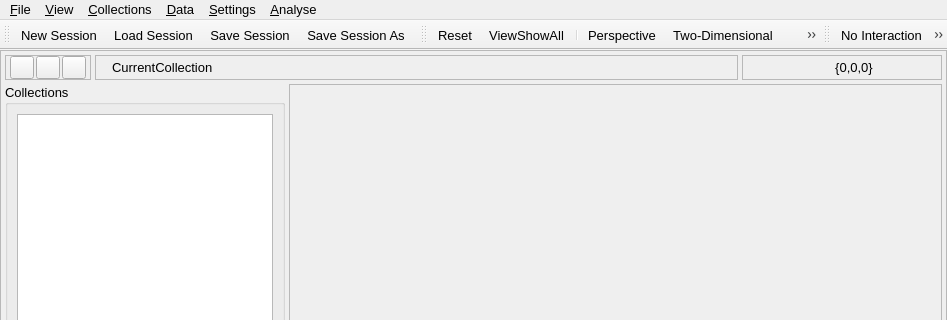
Qt form src/gui/uchroma.ui (trisyoungs/uchroma) before a commit; both pictures show x 0 to 947 and y 0 to 320 of the 947 by 664 pixel window.
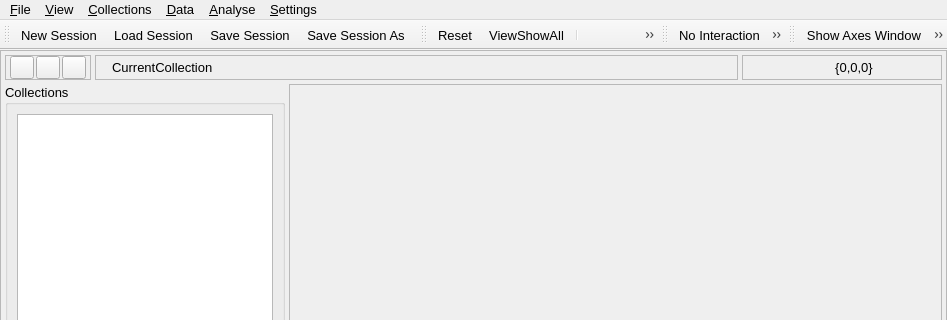
The same form after that commit. Icons and pictures are not drawn. Custom widgets are drawn as their Qt base class.

Commit message: Rewrote ViewPane::calculateRequiredZoom() to be more effective. Fixed - 2D view is now scaled correctly when using log axes. Fixed - Axis titles were not positioned correctly on logarithmic axes. Made LayoutWindow into a dialog, adding OK and Cancel buttons to the bottom. Added missing assignment operators to List and ParentList. Reinstated sub-window buttons to a toolbar (menu access is still available). Added Axes::axisTickSize_ to better control size of tick marks. Updated Axes window. Fixed - Some dialogs were not modal.

```diff
--- a/src/gui/uchroma.ui
+++ b/src/gui/uchroma.ui
@@ -716,7 +716,7 @@
      <x>0</x>
      <y>0</y>
      <width>947</width>
-     <height>29</height>
+     <height>23</height>
     </rect>
    </property>
    <widget class="QMenu" name="menuFile">
@@ -793,8 +793,8 @@
    <addaction name="menuView"/>
    <addaction name="menuCollections"/>
    <addaction name="menuData"/>
-   <addaction name="menuSettings"/>
    <addaction name="menuAnalyse"/>
+   <addaction name="menuSettings"/>
   </widget>
   <widget class="QStatusBar" name="StatusBar"/>
   <widget class="QToolBar" name="FileToolBar">
@@ -845,6 +845,12 @@
    <property name="windowTitle">
     <string>toolBar_3</string>
    </property>
+   <property name="iconSize">
+    <size>
+     <width>20</width>
+     <height>20</height>
+    </size>
+   </property>
    <attribute name="toolBarArea">
     <enum>TopToolBarArea</enum>
    </attribute>
@@ -855,7 +861,29 @@
    <addaction name="actionInteractX"/>
    <addaction name="actionInteractY"/>
    <addaction name="actionInteractZ"/>
-   <addaction name="actionWindowsView"/>
+  </widget>
+  <widget class="QToolBar" name="WindowToolBar">
+   <property name="windowTitle">
+    <string>toolBar</string>
+   </property>
+   <property name="iconSize">
+    <size>
+     <width>20</width>
+     <height>20</height>
+    </size>
+   </property>
+   <attribute name="toolBarArea">
+    <enum>TopToolBarArea</enum>
+   </attribute>
+   <attribute name="toolBarBreak">
+    <bool>false</bool>
+   </attribute>
+   <addaction name="actionWindowAxes"/>
+   <addaction name="actionWindowData"/>
+   <addaction name="actionWindowLog"/>
+   <addaction name="actionWindowStyle"/>
+   <addaction name="actionWindowTransform"/>
+   <addaction name="actionWindowView"/>
   </widget>
   <action name="actionFileQuit">
    <property name="text">
@@ -1374,6 +1402,93 @@
     <string>F9</string>
    </property>
   </action>
+  <action name="actionWindowStyle">
+   <property name="checkable">
+    <bool>true</bool>
+   </property>
+   <property name="icon">
+    <iconset resource="icons.qrc">
+     <normaloff>:/uchroma/icons/windows_style.svg</normaloff>:/uchroma/icons/windows_style.svg</iconset>
+   </property>
+   <property name="text">
+    <string>Toggle Style Window</string>
+   </property>
+   <property name="toolTip">
+    <string>Change colour and visual style of collections</string>
+   </property>
+  </action>
+  <action name="actionWindowAxes">
+   <property name="checkable">
+    <bool>true</bool>
+   </property>
+   <property name="enabled">
+    <bool>true</bool>
+   </property>
+   <property name="icon">
+    <iconset resource="icons.qrc">
+     <normaloff>:/uchroma/icons/windows_axes.svg</normaloff>:/uchroma/icons/windows_axes.svg</iconset>
+   </property>
+   <property name="text">
+    <string>Show Axes Window</string>
+   </property>
+   <property name="toolTip">
+    <string>Adjust axis limits and axis style</string>
+   </property>
+   <property name="shortcutContext">
+    <enum>Qt::WindowShortcut</enum>
+   </property>
+  </action>
+  <action name="actionWindowLog">
+   <property name="checkable">
+    <bool>true</bool>
+   </property>
+   <property name="enabled">
+    <bool>true</bool>
+   </property>
+   <property name="icon">
+    <iconset resource="icons.qrc">
+     <normaloff>:/uchroma/icons/up.svg</normaloff>:/uchroma/icons/up.svg</iconset>
+   </property>
+   <property name="text">
+    <string>Toggle Log Window</string>
+   </property>
+   <property name="toolTip">
+    <string>Show log window</string>
+   </property>
+   <property name="shortcutContext">
+    <enum>Qt::WindowShortcut</enum>
+   </property>
+  </action>
+  <action name="actionWindowTransform">
+   <property name="checkable">
+    <bool>true</bool>
+   </property>
+   <property name="icon">
+    <iconset resource="icons.qrc">
+     <normaloff>:/uchroma/icons/windows_transform.svg</normaloff>:/uchroma/icons/windows_transform.svg</iconset>
+   </property>
+   <property name="text">
+    <string>Toggle Global &amp;Transform Window</string>
+   </property>
+   <property name="toolTip">
+    <string>Set x, y, and z data transforms for collections</string>
+   </property>
+  </action>
+  <action name="actionWindowData">
+   <property name="checkable">
+    <bool>true</bool>
+   </property>
+   <property name="icon">
+    <iconset resource="icons.qrc">
+     <normaloff>:/uchroma/icons/windows_data.svg</normaloff>:/uchroma/icons/windows_data.svg</iconset>
+   </property>
+   <property name="text">
+    <string>Toggle DataSets Window</string>
+   </property>
+   <property name="toolTip">
+    <string>View/edit data in the current collection</string>
+   </property>
+  </action>
  </widget>
  <customwidgets>
   <customwidget>
```
Left out of the diff: 57 changed lines with no effect on the pictures. The commit also changes 25 other files.
